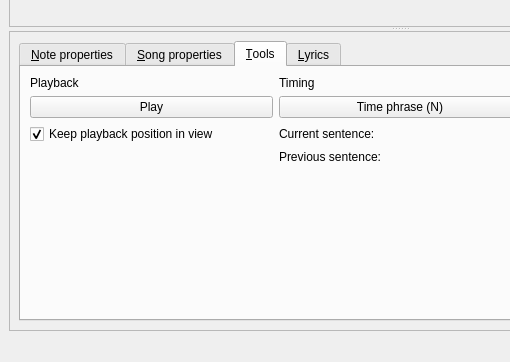
performous/composer, file editor.ui: the form before one commit; both pictures show x 0 to 510 and y 238 to 600 of the 800 by 600 pixel window.
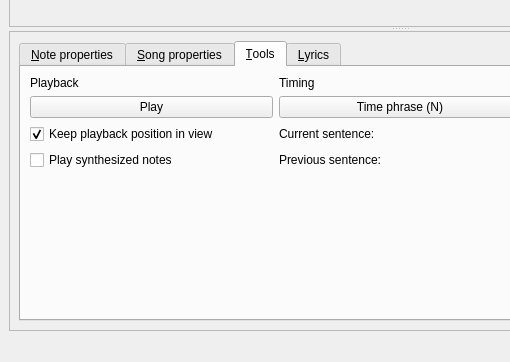
The form after the commit. The open tabs and pages were chosen to show the change.

Commit message:
Very experimental synth mode.
Needs a lot of work, don't bother trying.

Diff of the .ui file:
```diff
--- a/editor.ui
+++ b/editor.ui
@@ -427,6 +427,13 @@
               </property>
              </widget>
             </item>
+            <item row="3" column="0">
+             <widget class="QCheckBox" name="chkSynth">
+              <property name="text">
+               <string>Play synthesized notes</string>
+              </property>
+             </widget>
+            </item>
            </layout>
           </widget>
           <widget class="QWidget" name="tabLyrics">
```
The commit also changes 4 other files.
